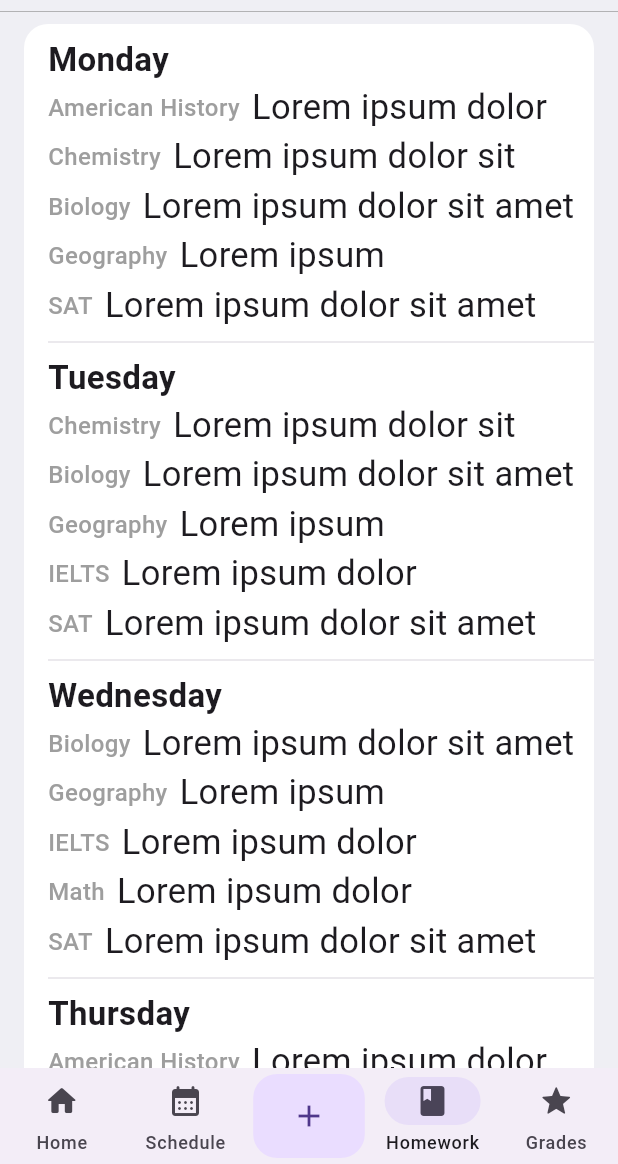
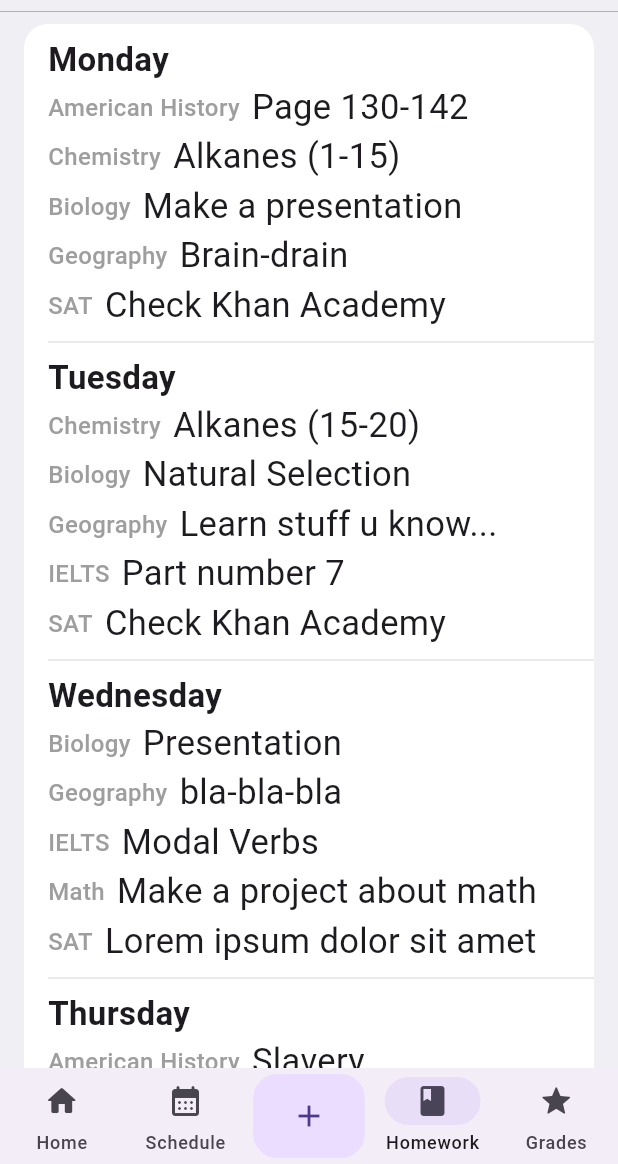
Before and after one commit to GeorgeEu/scentia, a Flutter app: the screen it shows after launch, item 3 of the bottom bar chosen, on a phone screen of 412 x 824 dp, the part 72-1236 px from its top. Run offline on Flutter 3.47's test engine with Material 2 defaults, Android fonts, the phone set to English and light mode, and no system bars; our stand-ins replace dots_indicator, table_calendar.

Commit message:
Homework data update

```diff
--- a/lib/components/bottom_bar/bottom_bar.dart
+++ b/lib/components/bottom_bar/bottom_bar.dart
@@ -37,7 +37,7 @@ class _BottomBarState extends State<BottomBar> {
                       ),
                       Spacer(),
                       IconButton(
-                        icon: Icon(Icons.close),
+                        icon: Icon(Icons.close_rounded, size: 28,),
                         onPressed: () {
                           Navigator.of(context).pop();
                         },
--- a/lib/data/home_work_data/week_howework_data.dart
+++ b/lib/data/home_work_data/week_howework_data.dart
@@ -5,23 +5,23 @@ class WeekHomeworkData {
       "Schedule": [
         {
           "Name": "American History",
-          "Task": "Lorem ipsum dolor"
+          "Task": "Page 130-142"
         },
         {
           "Name": "Chemistry",
-          "Task": "Lorem ipsum dolor sit"
+          "Task": "Alkanes (1-15)"
         },
         {
           "Name": "Biology",
-          "Task": "Lorem ipsum dolor sit amet"
+          "Task": "Make a presentation"
         },
         {
           "Name": "Geography",
-          "Task": "Lorem ipsum"
+          "Task": "Brain-drain"
         },
         {
           "Name": "SAT",
-          "Task": "Lorem ipsum dolor sit amet"
+          "Task": "Check Khan Academy"
         }
       ]
     },
@@ -30,23 +30,23 @@ class WeekHomeworkData {
       "Schedule": [
         {
           "Name": "Chemistry",
-          "Task": "Lorem ipsum dolor sit"
+          "Task": "Alkanes (15-20)"
         },
         {
           "Name": "Biology",
-          "Task": "Lorem ipsum dolor sit amet"
+          "Task": "Natural Selection"
         },
         {
           "Name": "Geography",
-          "Task": "Lorem ipsum"
+          "Task": "Learn stuff u know..."
         },
         {
           "Name": "IELTS",
-          "Task": "Lorem ipsum dolor"
+          "Task": "Part number 7"
         },
         {
           "Name": "SAT",
-          "Task": "Lorem ipsum dolor sit amet"
+          "Task": "Check Khan Academy"
         }
       ]
     },
@@ -55,19 +55,19 @@ class WeekHomeworkData {
       "Schedule": [
         {
           "Name": "Biology",
-          "Task": "Lorem ipsum dolor sit amet"
+          "Task": "Presentation"
         },
         {
           "Name": "Geography",
-          "Task": "Lorem ipsum"
+          "Task": "bla-bla-bla"
         },
         {
           "Name": "IELTS",
-          "Task": "Lorem ipsum dolor"
+          "Task": "Modal Verbs"
         },
         {
           "Name": "Math",
-          "Task": "Lorem ipsum dolor"
+          "Task": "Make a project about math"
         },
         {
           "Name": "SAT",
@@ -80,19 +80,19 @@ class WeekHomeworkData {
       "Schedule": [
         {
           "Name": "American History",
-          "Task": "Lorem ipsum dolor"
+          "Task": "Slavery"
         },
         {
           "Name": "Chemistry",
-          "Task": "Lorem ipsum dolor sit"
+          "Task": "Revision of all alkanes"
         },
         {
           "Name": "Math",
-          "Task": "Lorem ipsum dolor"
+          "Task": "Page (110 - 120)"
         },
         {
           "Name": "SAT",
-          "Task": "Lorem ipsum dolor sit amet"
+          "Task": "Finish ex. homework"
         }
       ]
     },
@@ -101,19 +101,19 @@ class WeekHomeworkData {
       "Schedule": [
         {
           "Name": "American History",
-          "Task": "Lorem ipsum dolor"
+          "Task": "Industrial Revolution"
         },
         {
           "Name": "Chemistry",
-          "Task": "Lorem ipsum dolor sit"
+          "Task": "Revision"
         },
         {
           "Name": "Biology",
-          "Task": "Lorem ipsum dolor sit amet"
+          "Task": "Make presentation about Natural Selection"
         },
         {
           "Name": "Geography",
-          "Task": "Lorem ipsum"
+          "Task": "Kill me"
         },
         {
           "Name": "IELTS",
@@ -121,11 +121,11 @@ class WeekHomeworkData {
         },
         {
           "Name": "Math",
-          "Task": "Lorem ipsum dolor"
+          "Task": "Presentation about Smt"
         },
         {
           "Name": "SAT",
-          "Task": "Lorem ipsum dolor sit amet"
+          "Task": "Lorem"
         }
       ]
     },
```
